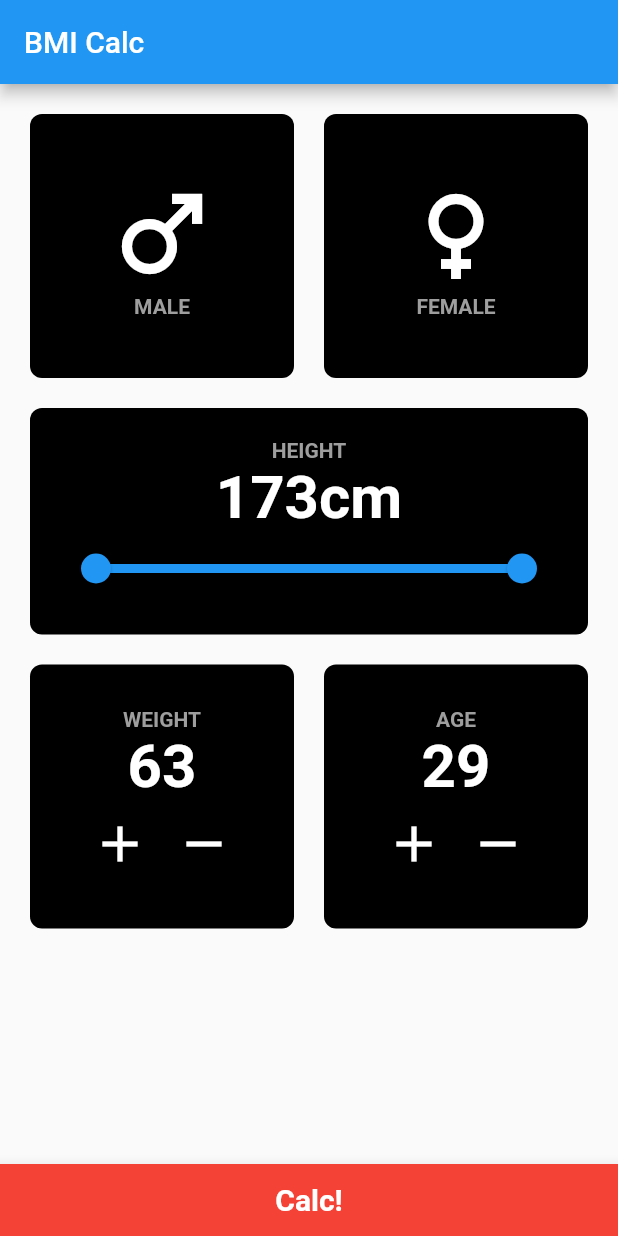
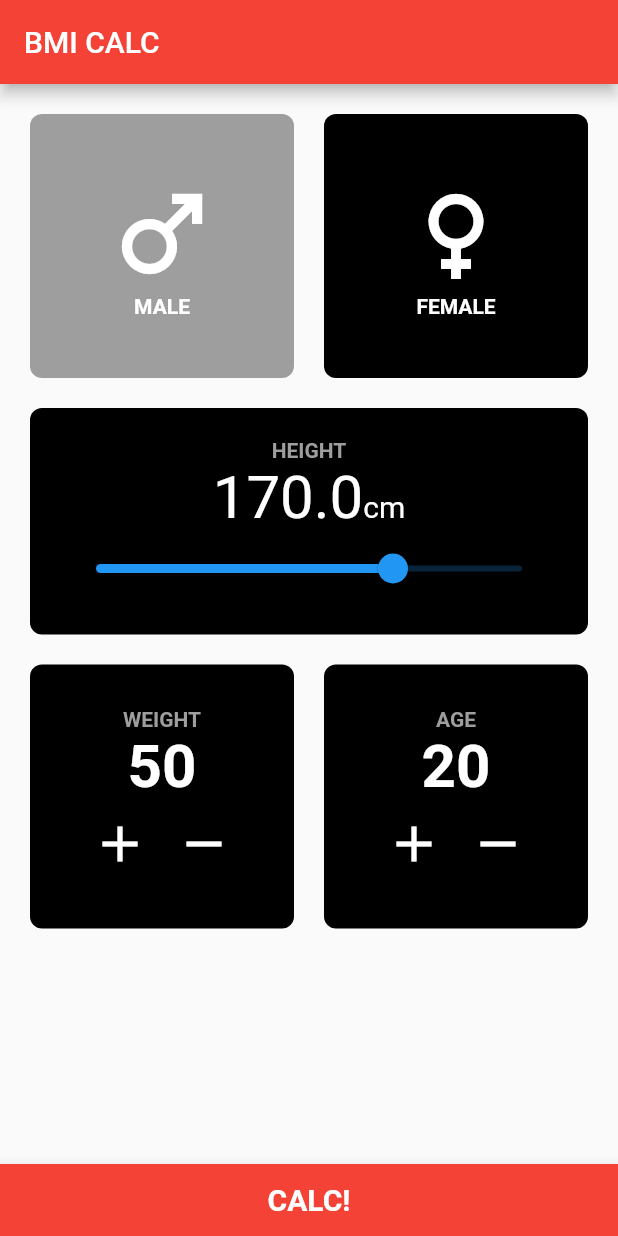
Before and after one commit to muratariku0903/BMICALC, a Flutter app: the screen it shows after launch, after a tap on "MALE", on a phone screen of 412 x 824 dp. Run offline on Flutter 3.47's test engine with Material 2 defaults, Android fonts, the phone set to English and light mode, and no system bars.

Commit message:
add class

```diff
--- /dev/null
+++ b/lib/classes/bmi.dart
@@ -0,0 +1,40 @@
+import 'dart:math';
+
+class BMI {
+  final String gender;
+  final double height;
+  final int weight;
+  final int age;
+
+  BMI(this.gender, this.height, this.weight, this.age);
+
+  double calcBMI() {
+    return weight / pow(height / 100, 2).toDouble();
+  }
+
+  String judgment() {
+    double bmi = calcBMI();
+
+    if (bmi < 18.5) {
+      return '低体重(痩せ型)';
+    }
+
+    if (18.5 <= bmi && bmi < 25.0) {
+      return '普通体重';
+    }
+
+    if (25.0 <= bmi && bmi < 30.0) {
+      return '肥満(1度)';
+    }
+
+    if (30.0 <= bmi && bmi < 35.0) {
+      return '肥満(2度)';
+    }
+
+    if (35.0 <= bmi && bmi < 40.0) {
+      return '肥満(3度)';
+    }
+
+    return '肥満(4度)';
+  }
+}
--- a/lib/main.dart
+++ b/lib/main.dart
@@ -1,7 +1,9 @@
+import 'package:flutter/rendering.dart';
 import 'package:flutter/material.dart';
 import './pages/top_page.dart';
 
 void main() {
+  debugPaintSizeEnabled = true;
   runApp(const MyApp());
 }
 
--- a/lib/pages/top_page.dart
+++ b/lib/pages/top_page.dart
@@ -1,4 +1,5 @@
 import 'package:flutter/material.dart';
+import '../pages/result_page.dart';
 
 class TopPage extends StatefulWidget {
   const TopPage({Key? key}) : super(key: key);
@@ -8,13 +9,40 @@ class TopPage extends StatefulWidget {
 }
 
 class _TopPageState extends State<TopPage> {
-  RangeValues _currentRangeValues = const RangeValues(100, 200);
+  String gender = 'male';
+  void setGender(String gender) {
+    setState(() {
+      this.gender = gender;
+    });
+  }
+
+  double height = 170.0;
+  void setHeight(double height) {
+    setState(() {
+      this.height = height;
+    });
+  }
+
+  int weight = 50;
+  void setWeight(int weight) {
+    setState(() {
+      this.weight = weight > 0 ? weight : 0;
+    });
+  }
+
+  int age = 20;
+  void setAge(int age) {
+    setState(() {
+      this.age = age > 0 ? age : 0;
+    });
+  }
 
   @override
   Widget build(BuildContext context) {
     return Scaffold(
       appBar: AppBar(
-        title: const Text('BMI Calc'),
+        backgroundColor: Colors.red,
+        title: const Text('BMI CALC'),
       ),
       body: SingleChildScrollView(
         child: Column(
@@ -33,12 +61,11 @@ class _TopPageState extends State<TopPage> {
                       children: [
                         InkWell(
                           splashColor: Colors.white,
-                          onTap: () {
-                            print('hello');
-                          },
+                          onTap: () => setGender('male'),
                           child: Ink(
                             decoration: BoxDecoration(
-                              color: Colors.black,
+                              color:
+                                  gender == 'male' ? Colors.grey : Colors.black,
                               borderRadius: BorderRadius.circular(8),
                             ),
                             child: Column(
@@ -52,7 +79,7 @@ class _TopPageState extends State<TopPage> {
                                 Text(
                                   'MALE',
                                   style: TextStyle(
-                                    color: Colors.grey,
+                                    color: Colors.white,
                                     fontWeight: FontWeight.bold,
                                   ),
                                 ),
@@ -62,12 +89,12 @@ class _TopPageState extends State<TopPage> {
                         ),
                         InkWell(
                           splashColor: Colors.white,
-                          onTap: () {
-                            print('hello');
-                          },
+                          onTap: () => setGender('female'),
                           child: Ink(
                             decoration: BoxDecoration(
-                              color: Colors.black,
+                              color: gender == 'female'
+                                  ? Colors.grey
+                                  : Colors.black,
                               borderRadius: BorderRadius.circular(8),
                             ),
                             child: Column(
@@ -81,7 +108,7 @@ class _TopPageState extends State<TopPage> {
                                 Text(
                                   'FEMALE',
                                   style: TextStyle(
-                                    color: Colors.grey,
+                                    color: Colors.white,
                                     fontWeight: FontWeight.bold,
                                   ),
                                 ),
@@ -112,23 +139,26 @@ class _TopPageState extends State<TopPage> {
                             fontWeight: FontWeight.bold,
                           ),
                         ),
-                        const Text(
-                          '173cm',
-                          style: TextStyle(
-                            color: Colors.white,
-                            fontWeight: FontWeight.bold,
-                            fontSize: 40,
+                        RichText(
+                          text: TextSpan(
+                            children: [
+                              TextSpan(
+                                text: '$height',
+                                style: const TextStyle(fontSize: 40),
+                              ),
+                              const TextSpan(
+                                text: 'cm',
+                                style: TextStyle(fontSize: 20),
+                              ),
+                            ],
                           ),
                         ),
-                        RangeSlider(
-                          values: _currentRangeValues,
+                        Slider(
+                          value: height,
+                          min: 100,
                           max: 200,
-                          min: 100,
-                          onChanged: (RangeValues values) {
-                            setState(() {
-                              _currentRangeValues = values;
-                            });
-                          },
+                          divisions: 100,
+                          onChanged: (double height) => setHeight(height),
                         ),
                       ],
                     ),
@@ -159,9 +189,9 @@ class _TopPageState extends State<TopPage> {
                                   fontWeight: FontWeight.bold,
                                 ),
                               ),
-                              const Text(
-                                '63',
-                                style: TextStyle(
+                              Text(
+                                '$weight',
+                                style: const TextStyle(
                                   color: Colors.white,
                                   fontWeight: FontWeight.bold,
                                   fontSize: 40,
@@ -171,7 +201,7 @@ class _TopPageState extends State<TopPage> {
                                 mainAxisAlignment: MainAxisAlignment.center,
                                 children: [
                                   IconButton(
-                                    onPressed: () {},
+                                    onPressed: () => setWeight(++weight),
                                     iconSize: 40,
                                     icon: const Icon(
                                       Icons.add,
@@ -180,7 +210,7 @@ class _TopPageState extends State<TopPage> {
                                     ),
                                   ),
                                   IconButton(
-                                    onPressed: () {},
+                                    onPressed: () => setWeight(--weight),
                                     iconSize: 40,
                                     icon: const Icon(
                                       Icons.remove,
@@ -208,9 +238,9 @@ class _TopPageState extends State<TopPage> {
                                   fontWeight: FontWeight.bold,
                                 ),
                               ),
-                              const Text(
-                                '29',
-                                style: TextStyle(
+                              Text(
+                                '$age',
+                                style: const TextStyle(
                                   color: Colors.white,
                                   fontWeight: FontWeight.bold,
                                   fontSize: 40,
@@ -221,7 +251,7 @@ class _TopPageState extends State<TopPage> {
                                 children: [
                                   IconButton(
                                     iconSize: 40,
-                                    onPressed: () {},
+                                    onPressed: () => setAge(++age),
                                     icon: const Icon(
                                       Icons.add,
                                       color: Colors.white,
@@ -230,7 +260,7 @@ class _TopPageState extends State<TopPage> {
                                   ),
                                   IconButton(
                                     iconSize: 40,
-                                    onPressed: () {},
+                                    onPressed: () => setAge(--age),
                                     icon: const Icon(
                                       Icons.remove,
                                       color: Colors.white,
@@ -254,9 +284,17 @@ class _TopPageState extends State<TopPage> {
       bottomNavigationBar: BottomAppBar(
         color: Colors.red,
         child: TextButton(
-          onPressed: () {},
+          onPressed: () {
+            Navigator.push(
+              context,
+              MaterialPageRoute(
+                builder: (context) =>
+                    ResultPage(null, gender, height, weight, age),
+              ),
+            );
+          },
           child: const Text(
-            'Calc!',
+            'CALC!',
             style: TextStyle(
               fontSize: 20,
               fontWeight: FontWeight.bold,
```
Also changed, not shown: lib/pages/result_page.dart (+59 -0 lines).
